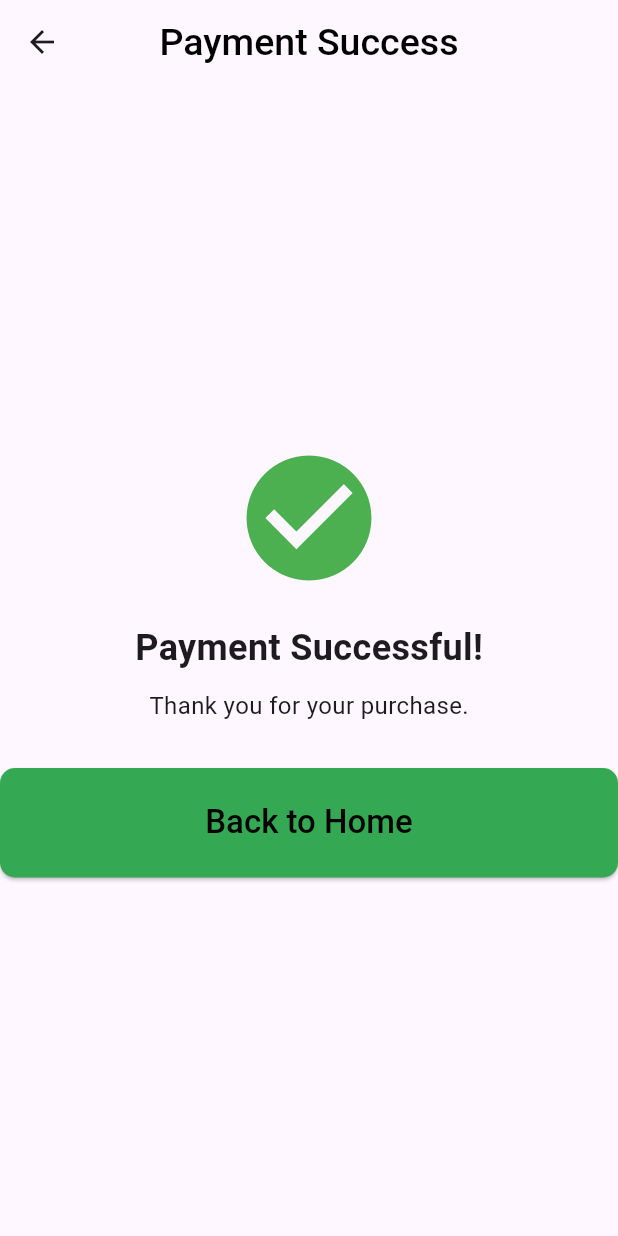
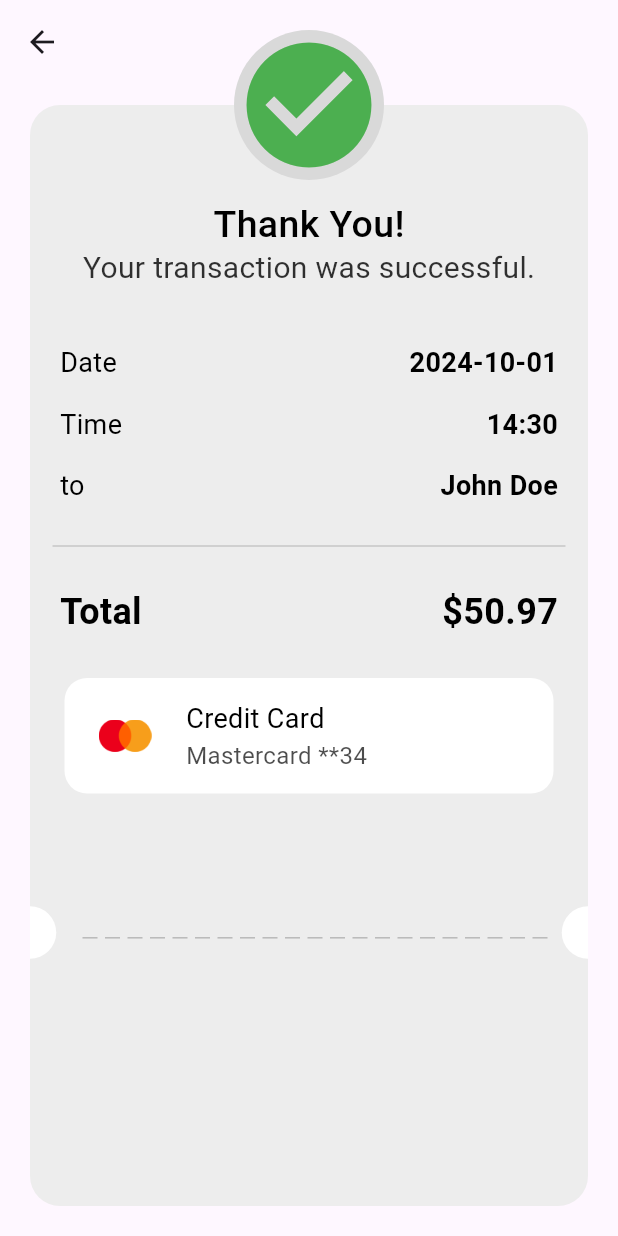
Before and after one commit to hosamafiky/payment_gateway_learn, a Flutter app: the PaymentSuccessPage screen opened directly, on a phone screen of 412 x 824 dp. Run offline on Flutter 3.47's test engine with Material 3 defaults, Android fonts, the phone set to English and light mode, and no system bars; our stand-ins replace flutter_credit_card.

Commit message:
feat: Refactor checkout flow with new payment details bottom sheet and card info widget

```diff
--- /dev/null
+++ b/lib/core/painters/dashed_line_painter.dart
@@ -0,0 +1,29 @@
+import 'package:flutter/material.dart';
+
+class DashedLinePainter extends CustomPainter {
+  final Color color;
+  final double dashWidth;
+  final double dashSpace;
+  final double strokeWidth;
+
+  DashedLinePainter({this.color = Colors.black, this.dashWidth = 5, this.dashSpace = 3, this.strokeWidth = 1});
+
+  @override
+  void paint(Canvas canvas, Size size) {
+    final paint = Paint()
+      ..color = color
+      ..strokeWidth = strokeWidth;
+
+    double startX = 35;
+    final y = size.height / 2;
+
+    while (startX < size.width - 35) {
+      final endX = startX + dashWidth;
+      canvas.drawLine(Offset(startX, y), Offset(endX < size.width ? endX : size.width, y), paint);
+      startX += dashWidth + dashSpace;
+    }
+  }
+
+  @override
+  bool shouldRepaint(covariant CustomPainter oldDelegate) => false;
+}
--- a/lib/features/checkout/imports.dart
+++ b/lib/features/checkout/imports.dart
@@ -1,12 +1,16 @@
 import 'package:flutter/material.dart';
 import 'package:flutter_credit_card/flutter_credit_card.dart';
 
+import '../../core/painters/dashed_line_painter.dart';
 import '../../core/theme/styles.dart';
 
 part 'presentation/pages/my_cart_page.dart';
-part 'presentation/pages/payment_details_page.dart';
 part 'presentation/pages/payment_success_page.dart';
+part 'presentation/widgets/card_info_widget.dart';
 part 'presentation/widgets/credit_card_section.dart';
 part 'presentation/widgets/order_info_item.dart';
+part 'presentation/widgets/payment_details_bottomsheet.dart';
+part 'presentation/widgets/payment_info_item.dart';
 part 'presentation/widgets/payment_method_widget.dart';
 part 'presentation/widgets/payment_methods_section.dart';
+part 'presentation/widgets/thank_you_card.dart';
--- a/lib/features/checkout/presentation/pages/payment_success_page.dart
+++ b/lib/features/checkout/presentation/pages/payment_success_page.dart
@@ -6,22 +6,33 @@ class PaymentSuccessPage extends StatelessWidget {
   @override
   Widget build(BuildContext context) {
     return Scaffold(
-      appBar: AppBar(title: const Text('Payment Success')),
-      body: Center(
-        child: Column(
-          mainAxisAlignment: MainAxisAlignment.center,
+      extendBodyBehindAppBar: true,
+      appBar: AppBar(backgroundColor: Colors.transparent, elevation: 0),
+      body: Padding(
+        padding: EdgeInsets.all(20).copyWith(top: MediaQuery.viewPaddingOf(context).top + 20),
+        child: Stack(
           children: [
-            const Icon(Icons.check_circle, color: Colors.green, size: 100),
-            const SizedBox(height: 20),
-            const Text('Payment Successful!', style: TextStyle(fontSize: 24, fontWeight: FontWeight.bold)),
-            const SizedBox(height: 10),
-            const Text('Thank you for your purchase.', style: TextStyle(fontSize: 16)),
-            const SizedBox(height: 30),
-            ElevatedButton(
-              onPressed: () {
-                Navigator.of(context).popUntil((route) => route.isFirst);
-              },
-              child: const Text('Back to Home'),
+            ThankYouCard(),
+            Positioned(top: 0, left: 0, right: 0, child: CircleAvatar(radius: 50, backgroundColor: Color(0xFFD9D9D9))),
+            Positioned(top: 0, left: 0, right: 0, child: Icon(Icons.check_circle, size: 100, color: Colors.green)),
+            Positioned(
+              bottom: MediaQuery.sizeOf(context).height * 0.2,
+              left: -17.5,
+              child: CircleAvatar(backgroundColor: Colors.white, radius: 17.5),
+            ),
+            Positioned(
+              bottom: MediaQuery.sizeOf(context).height * 0.2,
+              right: -17.5,
+              child: CircleAvatar(backgroundColor: Colors.white, radius: 17.5),
+            ),
+            Positioned(
+              bottom: MediaQuery.sizeOf(context).height * 0.2 + 9,
+              left: 0,
+              right: 0,
+              child: CustomPaint(
+                painter: DashedLinePainter(color: Color(0xFFB8B8B8), dashWidth: 10, dashSpace: 5),
+                child: Container(height: 10),
+              ),
             ),
           ],
         ),
--- /dev/null
+++ b/lib/features/checkout/presentation/widgets/card_info_widget.dart
@@ -0,0 +1,31 @@
+part of '../../imports.dart';
+
+class CardInfoWidget extends StatelessWidget {
+  const CardInfoWidget({super.key});
+
+  @override
+  Widget build(BuildContext context) {
+    return Container(
+      padding: const EdgeInsets.symmetric(horizontal: 23, vertical: 16),
+      margin: const EdgeInsets.symmetric(horizontal: 23),
+      decoration: ShapeDecoration(
+        shape: RoundedRectangleBorder(borderRadius: BorderRadius.circular(15)),
+        color: Colors.white,
+      ),
+      child: Row(
+        children: [
+          Image.asset('assets/images/master-card.png', width: 35),
+          const SizedBox(width: 23),
+          Column(
+            spacing: 5,
+            crossAxisAlignment: CrossAxisAlignment.start,
+            children: [
+              Text('Credit Card', style: AppStyles.regular18),
+              Text('Mastercard **34', style: AppStyles.regular18.copyWith(fontSize: 16, color: Colors.black.withValues(alpha: 0.7))),
+            ],
+          ),
+        ],
+      ),
+    );
+  }
+}
--- /dev/null
+++ b/lib/features/checkout/presentation/widgets/payment_info_item.dart
@@ -0,0 +1,23 @@
+part of '../../imports.dart';
+
+class PaymentInfoItem extends StatelessWidget {
+  const PaymentInfoItem({super.key, required this.title, required this.value}) : _isTotal = false;
+  const PaymentInfoItem.total({super.key, required this.title, required this.value}) : _isTotal = true;
+
+  final String title, value;
+  final bool _isTotal;
+
+  @override
+  Widget build(BuildContext context) {
+    return Padding(
+      padding: const EdgeInsets.symmetric(horizontal: 20),
+      child: Row(
+        mainAxisAlignment: MainAxisAlignment.spaceBetween,
+        children: [
+          Text(title, style: _isTotal ? AppStyles.semibold24 : AppStyles.regular18),
+          Text(value, style: _isTotal ? AppStyles.semibold24 : AppStyles.semibold18),
+        ],
+      ),
+    );
+  }
+}
--- /dev/null
+++ b/lib/features/checkout/presentation/widgets/thank_you_card.dart
@@ -0,0 +1,38 @@
+part of '../../imports.dart';
+
+class ThankYouCard extends StatelessWidget {
+  const ThankYouCard({super.key});
+
+  @override
+  Widget build(BuildContext context) {
+    return Container(
+      width: double.infinity,
+      margin: EdgeInsets.only(top: 50),
+      padding: EdgeInsets.only(top: 65),
+      decoration: ShapeDecoration(
+        shape: RoundedRectangleBorder(borderRadius: BorderRadius.circular(20)),
+        color: Color(0xFFEDEDED),
+      ),
+      child: Column(
+        children: [
+          Text('Thank You!', style: AppStyles.medium25),
+          const SizedBox(height: 2),
+          Text('Your transaction was successful.', style: AppStyles.regular20.copyWith(color: Colors.black.withValues(alpha: 0.8))),
+          const SizedBox(height: 42),
+          Column(
+            spacing: 20,
+            children: [
+              PaymentInfoItem(title: 'Date', value: '2024-10-01'),
+              PaymentInfoItem(title: 'Time', value: '14:30'),
+              PaymentInfoItem(title: 'to', value: 'John Doe'),
+            ],
+          ),
+          Divider(height: 60, indent: 15, endIndent: 15, color: Color(0xFFC7C7C7)),
+          PaymentInfoItem.total(title: 'Total', value: '\$50.97'),
+          const SizedBox(height: 30),
+          CardInfoWidget(),
+        ],
+      ),
+    );
+  }
+}
```
Also changed, not shown: lib/features/checkout/presentation/pages/my_cart_page.dart (+9 -2 lines), lib/features/checkout/presentation/pages/payment_details_page.dart (deleted, +0 -46 lines), lib/features/checkout/presentation/widgets/payment_details_bottomsheet.dart (added, +25 -0 lines), assets/images/master-card.png (added).
